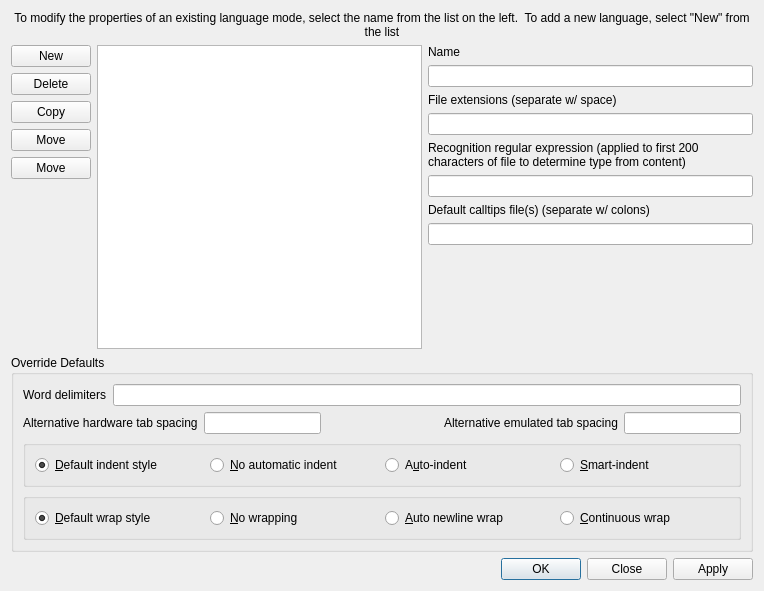
Before: the Qt Designer form source/DialogLanguageModes.ui in eteran/nedit-ng, drawn with Qt 5.
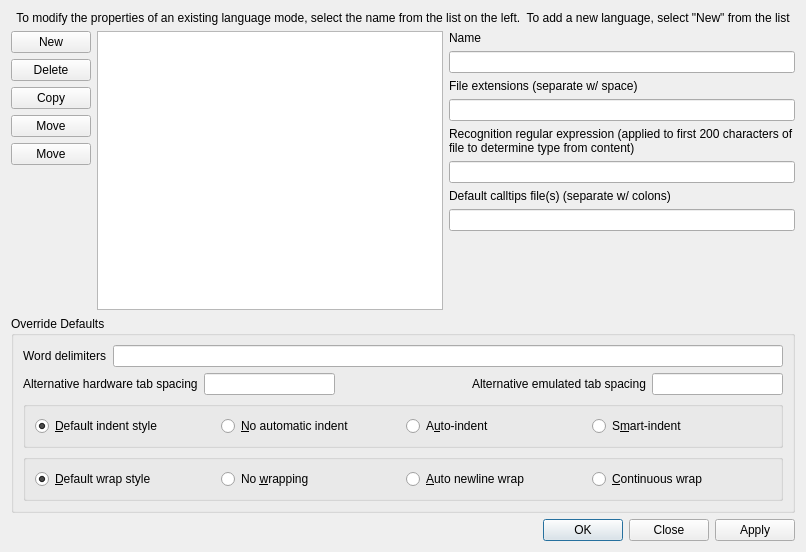
After: the same form once the commit is applied. Icons and pictures are not drawn.

The edit to the form file:
```diff
--- a/source/DialogLanguageModes.ui
+++ b/source/DialogLanguageModes.ui
@@ -6,8 +6,8 @@
    <rect>
     <x>0</x>
     <y>0</y>
-    <width>764</width>
-    <height>591</height>
+    <width>806</width>
+    <height>552</height>
    </rect>
   </property>
   <property name="windowTitle">
@@ -274,7 +274,7 @@
          <item>
           <widget class="QRadioButton" name="radioIndentSmart">
            <property name="text">
-            <string>&amp;Smart-indent</string>
+            <string>S&amp;mart-indent</string>
            </property>
           </widget>
          </item>
@@ -303,7 +303,7 @@
          <item>
           <widget class="QRadioButton" name="radioWrapNone">
            <property name="text">
-            <string>&amp;No wrapping</string>
+            <string>No &amp;wrapping</string>
            </property>
           </widget>
          </item>
```
